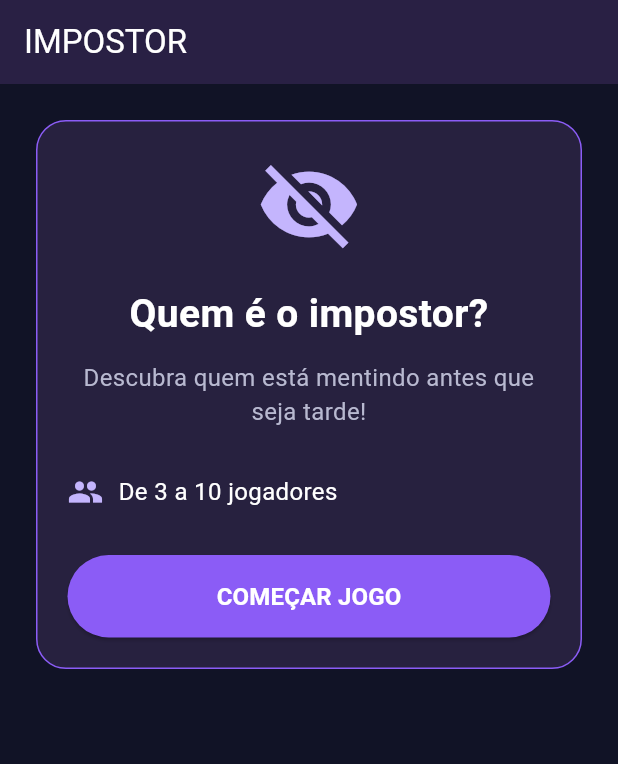
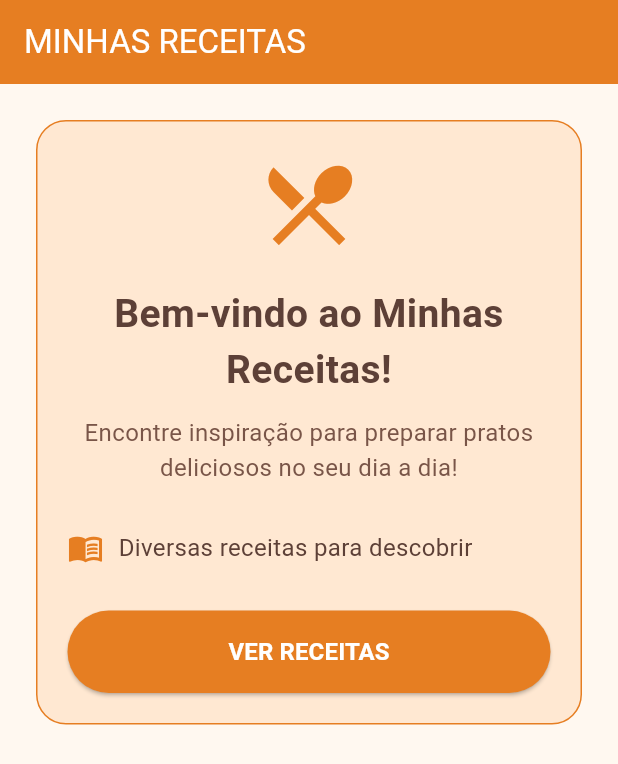
Before and after one commit to LuizHillebrande/projeto-flutter, a Flutter app: the screen it shows after launch, on a phone screen of 412 x 824 dp. Shown: the top 764 px of the screen. Run offline on Flutter 3.47's test engine with Material 3 defaults, Android fonts, the phone set to English and light mode, and no system bars; missing offline and left inert: impostor_game.

Commit message:
recriando o app p receitas

```diff
--- a/lib/Perfil.dart
+++ b/lib/Perfil.dart
@@ -7,11 +7,11 @@ class Perfil extends StatelessWidget {
   @override
   Widget build(BuildContext context) {
     return Scaffold(
-      backgroundColor: const Color(0xFF111326),
+      backgroundColor: const Color(0xFFFFF8F0),
 
       appBar: AppBar(
-        title: const Text("IMPOSTOR"),
-        backgroundColor: const Color(0xFF292044),
+        title: const Text("MINHAS RECEITAS"),
+        backgroundColor: const Color(0xFFE67E22),
         foregroundColor: Colors.white,
       ),
 
@@ -22,42 +22,42 @@ class Perfil extends StatelessWidget {
           padding: const EdgeInsets.all(20),
 
           decoration: BoxDecoration(
-            color: const Color(0xFF27213F),
+            color: const Color(0xFFFFE8D2),
             borderRadius: BorderRadius.circular(20),
             border: Border.all(
-              color: const Color(0xFF8B5CF6),
+              color: const Color(0xFFE67E22),
             ),
           ),
 
           child: Column(
             children: [
               const Icon(
-                Icons.visibility_off,
+                Icons.restaurant_menu,
                 size: 70,
-                color: Color(0xFFC4B5FD),
+                color: Color(0xFFE67E22),
               ),
 
               const SizedBox(height: 20),
 
               const Text(
-                "Quem é o impostor?",
+                "Bem-vindo ao Minhas Receitas!",
                 textAlign: TextAlign.center,
                 style: TextStyle(
                   fontSize: 26,
                   fontWeight: FontWeight.bold,
-                  color: Colors.white,
+                  color: Color(0xFF5D4037),
                 ),
               ),
 
               const SizedBox(height: 12),
 
               const Text(
-                "Descubra quem está mentindo "
-                    "antes que seja tarde!",
+                "Encontre inspiração para preparar "
+                    "pratos deliciosos no seu dia a dia!",
                 textAlign: TextAlign.center,
                 style: TextStyle(
                   fontSize: 16,
-                  color: Color(0xFFB8B9D0),
+                  color: Color(0xFF795548),
                 ),
               ),
 
@@ -66,16 +66,16 @@ class Perfil extends StatelessWidget {
               const Row(
                 children: [
                   Icon(
-                    Icons.people,
-                    color: Color(0xFFC4B5FD),
+                    Icons.menu_book,
+                    color: Color(0xFFE67E22),
                   ),
                   SizedBox(width: 10),
                   Expanded(
                     child: Text(
-                      "De 3 a 10 jogadores",
+                      "Diversas receitas para descobrir",
                       style: TextStyle(
                         fontSize: 16,
-                        color: Colors.white,
+                        color: Color(0xFF5D4037),
                       ),
                     ),
                   ),
@@ -89,12 +89,12 @@ class Perfil extends StatelessWidget {
                 child: ElevatedButton(
                   onPressed: () {},
                   style: ElevatedButton.styleFrom(
-                    backgroundColor: const Color(0xFF8B5CF6),
+                    backgroundColor: const Color(0xFFE67E22),
                     foregroundColor: Colors.white,
                     padding: const EdgeInsets.all(16),
                   ),
                   child: const Text(
-                    "COMEÇAR JOGO",
+                    "VER RECEITAS",
                     style: TextStyle(
                       fontSize: 16,
                       fontWeight: FontWeight.bold,
--- a/lib/Principal.dart
+++ b/lib/Principal.dart
@@ -1,5 +1,5 @@
 import 'package:flutter/material.dart';
-import 'package:impostor_game/Perfil.dart';
+import 'package:receitas_app/Perfil.dart';
 
 class Principal extends StatelessWidget {
   const Principal({super.key});
--- /dev/null
+++ b/lib/aula03/Aula03.dart
@@ -0,0 +1,14 @@
+import 'package:flutter/material.dart';
+import 'package:impostor_game/aula03/Inscricao.dart';
+
+class Aula03 extends StatelessWidget {
+  const Aula03({super.key});
+
+  @override
+  Widget build(BuildContext context) {
+    return const MaterialApp(
+      debugShowCheckedModeBanner: false,
+      home: Inscricao(),
+    );
+  }
+}
--- a/lib/main.dart
+++ b/lib/main.dart
@@ -1,4 +1,4 @@
 import 'package:flutter/material.dart';
-import 'package:impostor_game/Principal.dart';
+import 'package:receitas_app/Principal.dart';
 
 void main() => runApp(const Principal());
--- a/pubspec.yaml
+++ b/pubspec.yaml
@@ -1,4 +1,4 @@
-name: impostor_game
+name: receitas_app
 description: "A new Flutter project."
 # The following line prevents the package from being accidentally published to
 # pub.dev using `flutter pub publish`. This is preferred for private packages.
```
Also changed, not shown: lib/aula03/Inscricao.dart (added, +77 -0 lines).
